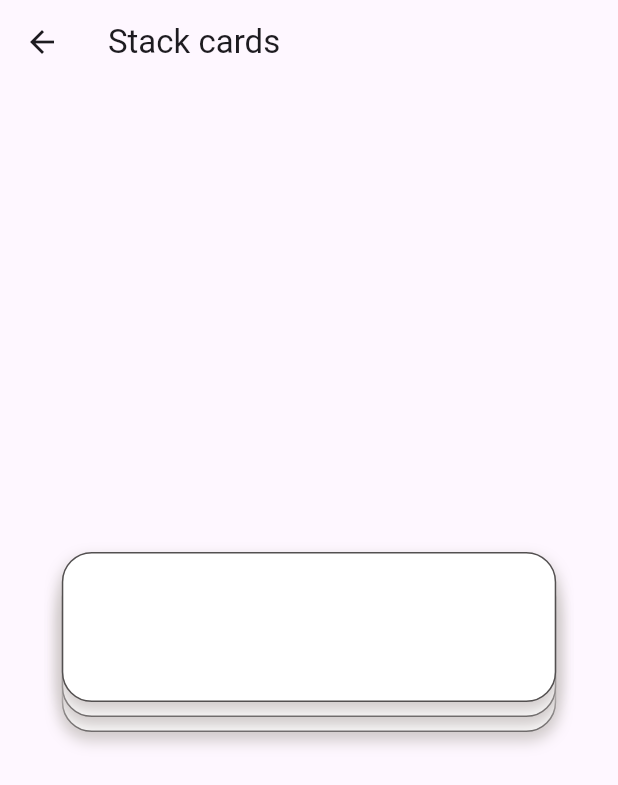
After one commit to prosmaw/flutter_custom_widgets, a Flutter app: the CardsStack screen opened directly, on a phone screen of 412 x 824 dp. The commit adds this screen. Shown: the top 785 px of the screen. Run offline on Flutter 3.47's test engine with Material 3 defaults, Android fonts, the phone set to English and light mode, and no system bars.

Commit message:
card stack

```diff
--- a/lib/pages/home_page.dart
+++ b/lib/pages/home_page.dart
@@ -1,6 +1,7 @@
 import 'package:custom_widgets/widgets/angular_gradient_button.dart';
 import 'package:custom_widgets/widgets/card_spring_animation.dart';
 import 'package:custom_widgets/widgets/cards_cascade_out.dart';
+import 'package:custom_widgets/widgets/cards_stack.dart';
 import 'package:custom_widgets/widgets/dots_loading.dart';
 import 'package:custom_widgets/widgets/loading_animation.dart';
 import 'package:custom_widgets/widgets/rotating_arcs.dart';
@@ -59,6 +60,7 @@ List<Demo> widgetsDemo = [
       name: "Fane out Cards"),
   Demo(
       builder: (context) => const CardsCascadeOut(), name: "Cascade out cards"),
+  Demo(builder: (context) => const CardsStack(), name: "Stack cards"),
   //Demo(builder: (context) => const Bubles(), name: "Bubles"),
   Demo(builder: (context) => const DotsLoading(), name: "Dots  Loading")
 ];
--- /dev/null
+++ b/lib/widgets/cards_stack.dart
@@ -0,0 +1,111 @@
+import 'package:flutter/material.dart';
+
+class CardsStack extends StatefulWidget {
+  const CardsStack({super.key});
+
+  @override
+  State<CardsStack> createState() => _CardsStackState();
+}
+
+class _CardsStackState extends State<CardsStack> with TickerProviderStateMixin {
+  late AnimationController controller = AnimationController(
+      vsync: this, duration: const Duration(milliseconds: 1000));
+  bool expand = false;
+  double cardHeight = 100;
+
+  @override
+  void dispose() {
+    controller.dispose();
+    super.dispose();
+  }
+
+  @override
+  Widget build(BuildContext context) {
+    double width = MediaQuery.of(context).size.width;
+    double height = MediaQuery.of(context).size.height;
+    return Scaffold(
+        appBar: AppBar(
+          title: const Text("Stack cards"),
+        ),
+        body: GestureDetector(
+          onTap: () {
+            if (expand) {
+              setState(() {
+                expand = false;
+              });
+              controller.reverse();
+            } else if (!expand) {
+              setState(() {
+                expand = true;
+              });
+              controller.forward();
+            }
+          },
+          child: Flow(
+            delegate: FlowStackDelegate(
+                animation: controller,
+                screenHeight: height,
+                screnWidth: width,
+                expand: expand),
+            children: List.generate(
+                3,
+                (index) => Container(
+                      height: cardHeight,
+                      width: width * 0.8,
+                      decoration: BoxDecoration(
+                          color: Colors.white,
+                          border: Border.all(
+                            color: const Color.fromARGB(255, 83, 80, 80),
+                          ),
+                          borderRadius: BorderRadius.circular(20),
+                          boxShadow: const [
+                            BoxShadow(
+                                offset: Offset(0, 5),
+                                color: Color.fromARGB(255, 209, 203, 203),
+                                spreadRadius: 1,
+                                blurRadius: 8)
+                          ]),
+                    )),
+          ),
+        ));
+  }
+}
+
+class FlowStackDelegate extends FlowDelegate {
+  Animation<double> animation;
+  double screenHeight;
+  double screnWidth;
+  bool expand;
+
+  FlowStackDelegate(
+      {required this.animation,
+      required this.screenHeight,
+      required this.screnWidth,
+      required this.expand})
+      : super(repaint: animation);
+  @override
+  void paintChildren(FlowPaintingContext context) {
+    int childCount = context.childCount;
+    double gap = context.getChildSize(0)!.height + 30;
+    double childHeight = context.getChildSize(0)!.height;
+    double firstPos = (screenHeight / 2 - childHeight) - gap;
+    Animation<double> yAnim;
+    for (int i = childCount - 1; i >= 0; i--) {
+      double defY = (screenHeight / 2 - childHeight) + (10 * i).toDouble();
+      if (expand) {
+        yAnim = Tween<double>(begin: defY, end: firstPos + (i * gap))
+            .animate(animation);
+      } else {
+        yAnim = Tween(begin: defY, end: defY).animate(animation);
+      }
+      context.paintChild(i,
+          transform:
+              Matrix4.translationValues(screnWidth * 0.1, yAnim.value, 0));
+    }
+  }
+
+  @override
+  bool shouldRepaint(FlowStackDelegate oldDelegate) {
+    return animation != oldDelegate.animation;
+  }
+}
```
